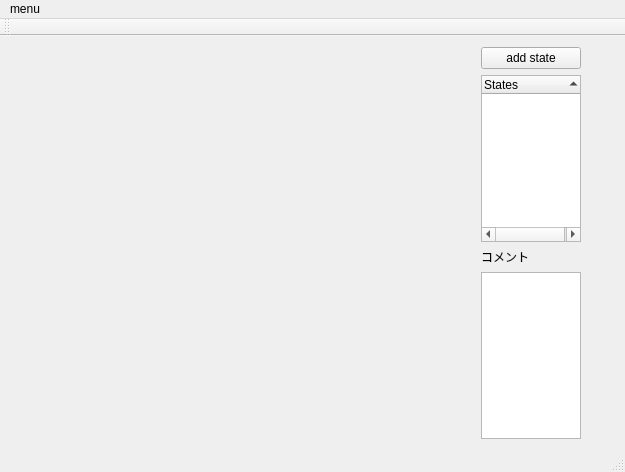
First picture: the form in mainwindow.ui, repository Gitmoko/CNSEditor, before the edit.
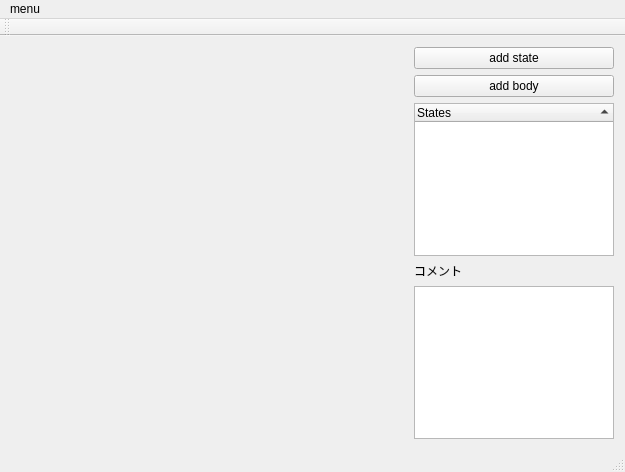
Second picture: the form after the edit. Custom widgets are drawn as their Qt base class.

Diff of the .ui file:
```diff
--- a/mainwindow.ui
+++ b/mainwindow.ui
@@ -21,55 +21,7 @@
     <property name="sizeConstraint">
      <enum>QLayout::SetDefaultConstraint</enum>
     </property>
-    <item row="4" column="0">
-     <widget class="CSubs" name="widget_2" native="true">
-      <property name="sizePolicy">
-       <sizepolicy hsizetype="Preferred" vsizetype="Preferred">
-        <horstretch>0</horstretch>
-        <verstretch>0</verstretch>
-       </sizepolicy>
-      </property>
-      <property name="maximumSize">
-       <size>
-        <width>400</width>
-        <height>16777215</height>
-       </size>
-      </property>
-      <property name="layoutDirection">
-       <enum>Qt::LeftToRight</enum>
-      </property>
-     </widget>
-    </item>
-    <item row="1" column="0">
-     <widget class="child" name="widget" native="true">
-      <property name="sizePolicy">
-       <sizepolicy hsizetype="Preferred" vsizetype="Preferred">
-        <horstretch>0</horstretch>
-        <verstretch>0</verstretch>
-       </sizepolicy>
-      </property>
-      <property name="maximumSize">
-       <size>
-        <width>400</width>
-        <height>16777215</height>
-       </size>
-      </property>
-     </widget>
-    </item>
-    <item row="0" column="2">
-     <widget class="QPushButton" name="pushButton">
-      <property name="maximumSize">
-       <size>
-        <width>100</width>
-        <height>16777215</height>
-       </size>
-      </property>
-      <property name="text">
-       <string>add state</string>
-      </property>
-     </widget>
-    </item>
-    <item row="1" column="2">
+    <item row="6" column="3">
      <widget class="QTreeWidget" name="treeWidget">
       <property name="sizePolicy">
        <sizepolicy hsizetype="Fixed" vsizetype="Preferred">
@@ -79,7 +31,7 @@
       </property>
       <property name="maximumSize">
        <size>
-        <width>100</width>
+        <width>200</width>
         <height>16777215</height>
        </size>
       </property>
@@ -96,23 +48,78 @@
       </column>
      </widget>
     </item>
-    <item row="2" column="2">
+    <item row="8" column="3">
      <widget class="QLabel" name="label">
       <property name="text">
        <string>コメント</string>
       </property>
      </widget>
     </item>
-    <item row="4" column="2">
+    <item row="10" column="3">
      <widget class="QTextEdit" name="textEdit">
       <property name="maximumSize">
        <size>
-        <width>100</width>
+        <width>200</width>
         <height>16777215</height>
        </size>
       </property>
      </widget>
     </item>
+    <item row="10" column="0">
+     <widget class="CSubs" name="widget_2" native="true">
+      <property name="sizePolicy">
+       <sizepolicy hsizetype="Preferred" vsizetype="Preferred">
+        <horstretch>0</horstretch>
+        <verstretch>0</verstretch>
+       </sizepolicy>
+      </property>
+      <property name="maximumSize">
+       <size>
+        <width>400</width>
+        <height>16777215</height>
+       </size>
+      </property>
+      <property name="layoutDirection">
+       <enum>Qt::LeftToRight</enum>
+      </property>
+     </widget>
+    </item>
+    <item row="6" column="0">
+     <widget class="child" name="widget" native="true">
+      <property name="sizePolicy">
+       <sizepolicy hsizetype="Preferred" vsizetype="Preferred">
+        <horstretch>0</horstretch>
+        <verstretch>0</verstretch>
+       </sizepolicy>
+      </property>
+      <property name="maximumSize">
+       <size>
+        <width>400</width>
+        <height>16777215</height>
+       </size>
+      </property>
+     </widget>
+    </item>
+    <item row="0" column="3">
+     <widget class="QPushButton" name="pushButton">
+      <property name="maximumSize">
+       <size>
+        <width>200</width>
+        <height>16777215</height>
+       </size>
+      </property>
+      <property name="text">
+       <string>add state</string>
+      </property>
+     </widget>
+    </item>
+    <item row="2" column="3">
+     <widget class="QPushButton" name="addbody">
+      <property name="text">
+       <string>add body</string>
+      </property>
+     </widget>
+    </item>
    </layout>
   </widget>
   <widget class="QMenuBar" name="menuBar">
```
Left out of the diff: 22 changed lines with no effect on the pictures.
